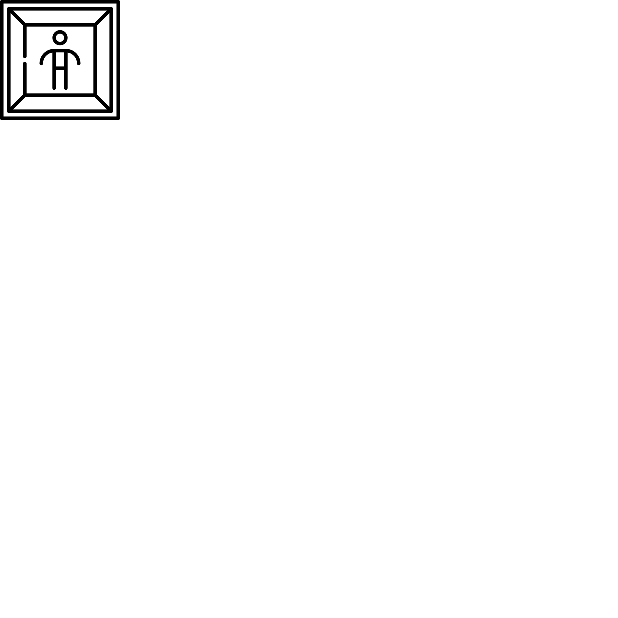
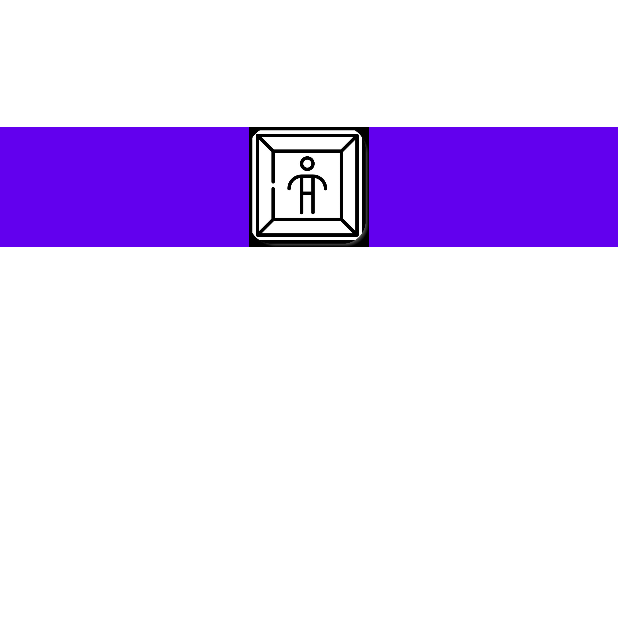
Before and after one commit to technexx/AThirdJetpackComposeStory, an Android app built with Jetpack Compose: the screen it shows after launch (MainActivity), on a phone screen of 412 x 824 dp, the top half of it. Run offline under Robolectric (Android 15) with nearby library versions, the phone set to English and light mode, and no system bars; our stand-ins replace constraintlayout-compose.

Commit message:
changes + todo comments

```diff
--- a/app/src/main/java/a/third/jetpack/compose/myapplication/MainActivity.kt
+++ b/app/src/main/java/a/third/jetpack/compose/myapplication/MainActivity.kt
@@ -3,7 +3,6 @@ package a.third.jetpack.compose.myapplication
 import android.os.Bundle
 import androidx.activity.ComponentActivity
 import androidx.activity.compose.setContent
-import androidx.compose.foundation.layout.fillMaxSize
 import androidx.compose.material.MaterialTheme
 import androidx.compose.material.Surface
 import androidx.compose.material.Text
@@ -12,7 +11,8 @@ import androidx.compose.ui.Modifier
 import androidx.compose.ui.tooling.preview.Preview
 import a.third.jetpack.compose.myapplication.ui.theme.AThirdJetpackComposeStoryTheme
 import androidx.compose.foundation.Image
-import androidx.compose.foundation.layout.size
+import androidx.compose.foundation.layout.*
+import androidx.compose.ui.Alignment
 import androidx.compose.ui.draw.clip
 import androidx.compose.ui.graphics.Color
 import androidx.compose.ui.graphics.RectangleShape
@@ -35,8 +35,7 @@ class MainActivity : ComponentActivity() {
             AThirdJetpackComposeStoryTheme {
 
                 // A surface container using the 'background' color from the theme
-                Surface(modifier = Modifier.fillMaxSize(),
-                    color = Color.White) {
+                Surface(color = MaterialTheme.colors.background) {
                     FullView()
                 }
             }
@@ -46,32 +45,32 @@ class MainActivity : ComponentActivity() {
 
 @Composable
 fun FullView() {
-    ConstraintLayout {
-        val (statsAndBody, playArea) = createRefs()
+    ConstraintLayout (modifier = Modifier
+        .fillMaxSize()
+    ) {
+        val startGuideline = createGuidelineFromTop(0.2f)
+        val statsLayout = createRef()
 
-        val startGuideline = createGuidelineFromTop(0.3f)
+        Surface(color = MaterialTheme.colors.primary,
+            modifier = Modifier
+                .fillMaxWidth()
+                .constrainAs(statsLayout) {
+                    bottom.linkTo(startGuideline)
+            }
 
-        StatsAndBody(modifier = Modifier
-            .constrainAs(statsAndBody) {
-                top.linkTo(startGuideline)
+        ) {
+            Column (
+                horizontalAlignment = Alignment.CenterHorizontally,
+            ) {
+                //Todo: Size here affects Surface parent.
+                Image(
+                    painter = painterResource(id = R.drawable.boxman_2),
+                    contentDescription = "Boxman",
+                    modifier = Modifier
+                        .size(80.dp)
+                )
             }
-        )
 
-    }
-}
-
-@Composable
-fun StatsAndBody(modifier: Modifier) {
-    ConstraintLayout {
-        //Constrains our surface as done in FullView()
-        Surface(modifier = modifier) {
-            //Todo: Image visible, but very dark background.
-            Image(
-                painter = painterResource(id = R.drawable.boxman),
-                contentDescription = "Boxman",
-                modifier = Modifier
-                    .size(80.dp)
-            )
         }
     }
 }
@@ -85,6 +84,9 @@ fun PlayArea() {
 @Composable
 fun DefaultPreview() {
     AThirdJetpackComposeStoryTheme {
-
+        Surface(modifier = Modifier.fillMaxSize(),
+            color = MaterialTheme.colors.background) {
+            FullView()
+        }
     }
 }
```
Also changed, not shown: app/src/main/res/drawable-v24/boxman_2.jpg (added).
